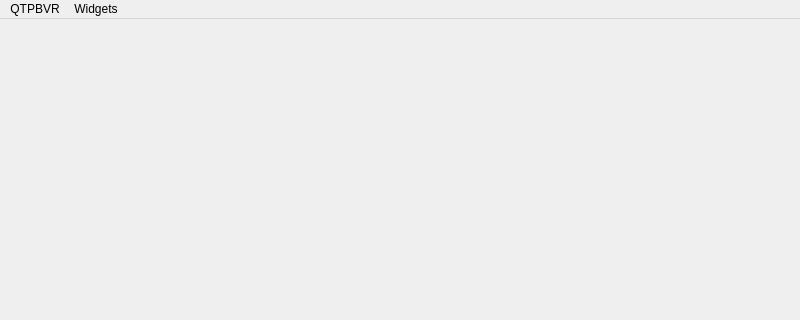
Before: the Qt Designer form App/pbvrgui.ui in CCSEPBVR/CS-IS-PBVR, drawn with Qt 5; both pictures show x 0 to 800 and y 0 to 320 of the 800 by 600 pixel window.
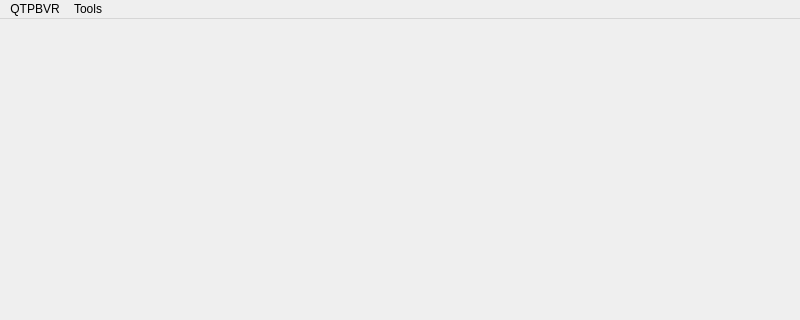
After: the same form once the commit is applied.

Commit message: サーバ接続用パネルをツールバーから表示できるようにした

What changed in the file:
```diff
--- a/App/pbvrgui.ui
+++ b/App/pbvrgui.ui
@@ -39,7 +39,7 @@
    </widget>
    <widget class="QMenu" name="menuPanels">
     <property name="title">
-     <string>Widgets</string>
+     <string>Tools</string>
     </property>
     <addaction name="actionVolumeTransform"/>
    </widget>
```
Left out of the diff: 5 changed lines with no effect on the pictures. The commit also changes 2 other files.
